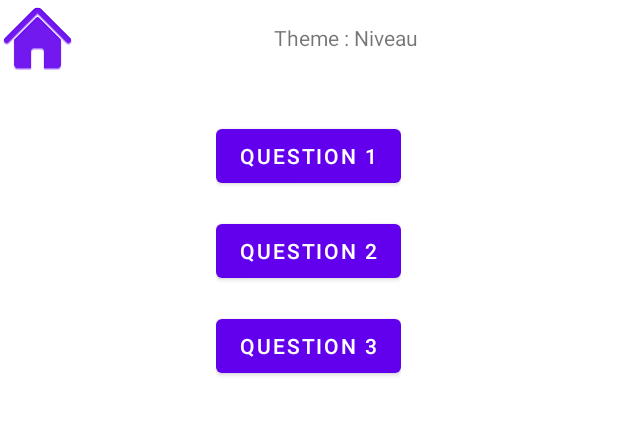
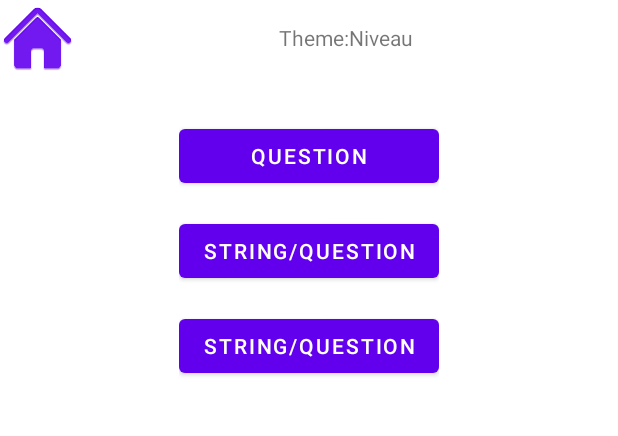
Before and after one commit to Araphlen/MoonQuizz, an Android app: the ListeQuestion screen opened directly, with no data from a screen before it, on a phone screen of 412 x 824 dp, the part 159-595 px from its top. Run offline under Robolectric (Android 15) with nearby library versions, the light colour scheme and no system bars.

Commit message:
mise des string dans la res

```diff
--- a/app/src/main/res/layout/activity_liste_question.xml
+++ b/app/src/main/res/layout/activity_liste_question.xml
@@ -50,15 +50,15 @@
         <TextView
             android:layout_width="wrap_content"
             android:layout_height="wrap_content"
-            android:text="Theme"/>
+            android:text="@string/theme"/>
         <TextView
             android:layout_width="wrap_content"
             android:layout_height="wrap_content"
-            android:text=" : "/>
+            android:text="@string/deux_points"/>
         <TextView
             android:layout_width="wrap_content"
             android:layout_height="wrap_content"
-            android:text="Niveau"/>
+            android:text="@string/ex_niveau"/>
 
         <TextView
             android:layout_width="wrap_content"
@@ -79,7 +79,7 @@
         <Button
             android:layout_width="match_parent"
             android:layout_height="wrap_content"
-            android:text="Question 1"
+            android:text="@string/question"
             android:layout_gravity="center"/>
         <TextView
             android:layout_width="match_parent"
@@ -87,15 +87,16 @@
         <Button
             android:layout_width="match_parent"
             android:layout_height="wrap_content"
-            android:text="Question 2"
+            android:text="string/question"
             android:layout_gravity="center"/>
+        <!-- on va  -->
         <TextView
             android:layout_width="match_parent"
             android:layout_height="15dp"/>
         <Button
             android:layout_width="match_parent"
             android:layout_height="wrap_content"
-            android:text="Question 3"
+            android:text="string/question"
             android:layout_gravity="center"/>
     </LinearLayout>
 
--- a/app/src/main/res/values/strings.xml
+++ b/app/src/main/res/values/strings.xml
@@ -1,3 +1,14 @@
 <resources>
     <string name="app_name">MoonQuizz</string>
+    <string name="theme">Theme</string>
+    <string name="moonquizz">MoonQuizz</string>
+    <string name="felicitation_bonne_reponse">Bravo! Tu as trouvé la bonne réponse!</string>
+    <string name="felicitation_texte">Tiens ! Tu as gagné un cookie!</string>
+    <string name="question_suivante">Question Suivante</string>
+    <string name="menu_question_btn">Menu question</string>
+    <string name="deux_points">:</string>
+    <string name="ex_niveau">Niveau</string>
+    <string name="question">Question</string>
+    <string name="qui_est_tu">Qui est tu?</string>
+    <string name="ex_joueur">joueur</string>
 </resources>
```
Also changed, not shown: app/src/main/res/layout/activity_gagne.xml (+5 -5 lines), app/src/main/res/layout/activity_login_page.xml (+6 -5 lines).
